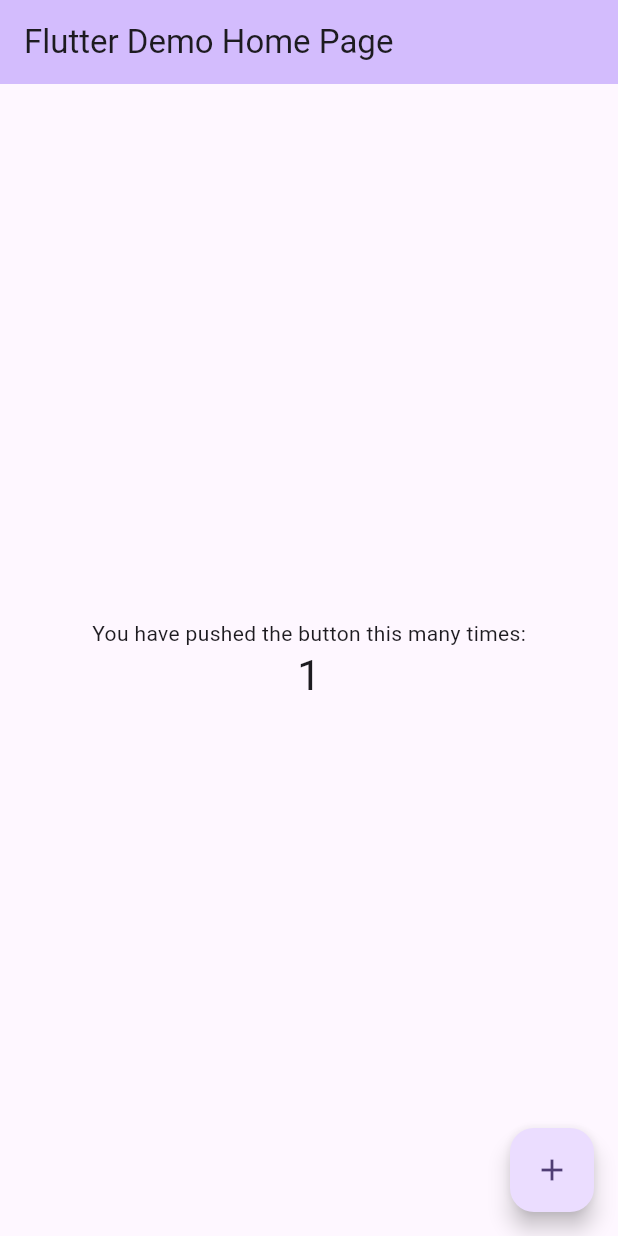
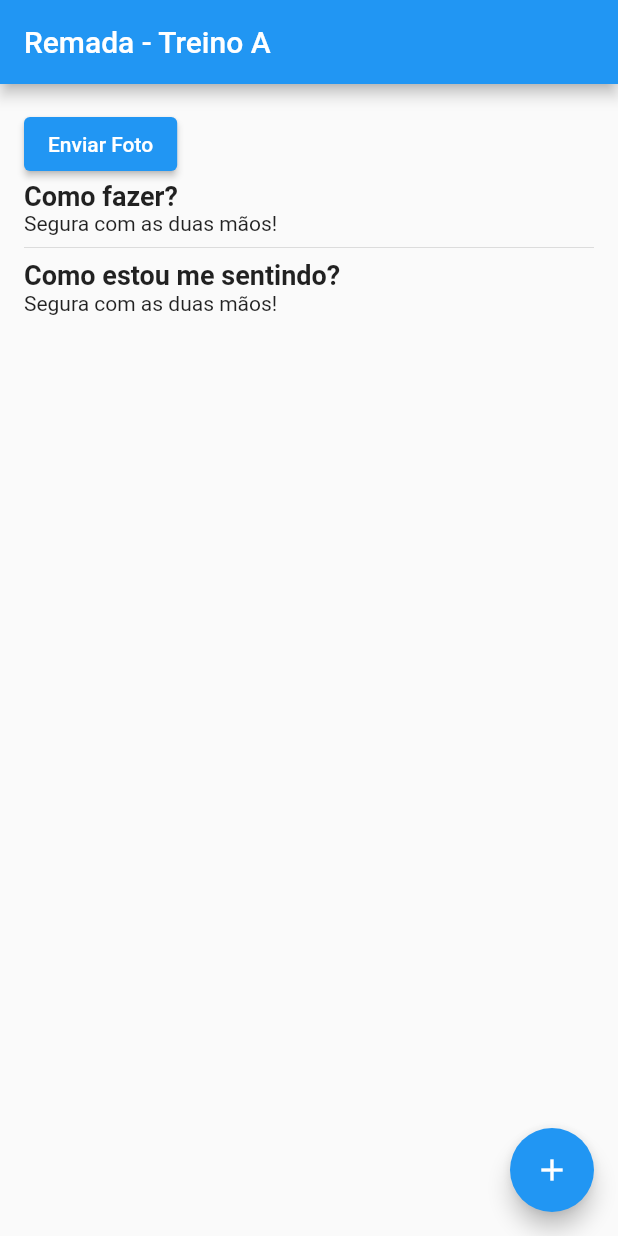
Before and after one commit to HudsonRAlves/meus_exercicios_academia, a Flutter app: the screen it shows after launch, after a tap on the "add" icon, on a phone screen of 412 x 824 dp. Run offline on Flutter 3.47's test engine with Material 2 defaults, Android fonts, the phone set to English and light mode, and no system bars.

Commit message:
:sparkles: feat: Tela Exercicios

```diff
--- a/lib/main.dart
+++ b/lib/main.dart
@@ -1,4 +1,5 @@
 import 'package:flutter/material.dart';
+import 'package:meus_exercicios_academia/telas/exercicio_tela.dart';
 
 void main() {
   runApp(const MyApp());
@@ -9,61 +10,8 @@ class MyApp extends StatelessWidget {
 
   @override
   Widget build(BuildContext context) {
-    return MaterialApp(
-      title: 'Flutter Demo',
-      theme: ThemeData(
-        colorScheme: ColorScheme.fromSeed(seedColor: Colors.deepPurple),
-        useMaterial3: true,
-      ),
-      home: const MyHomePage(title: 'Flutter Demo Home Page'),
+    return const MaterialApp(
+      home: ExercicioTela(),
     );
   }
 }
-
-class MyHomePage extends StatefulWidget {
-  const MyHomePage({super.key, required this.title});
-
-  final String title;
-
-  @override
-  State<MyHomePage> createState() => _MyHomePageState();
-}
-
-class _MyHomePageState extends State<MyHomePage> {
-  int _counter = 0;
-
-  void _incrementCounter() {
-    setState(() {
-      _counter++;
-    });
-  }
-
-  @override
-  Widget build(BuildContext context) {
-    return Scaffold(
-      appBar: AppBar(
-        backgroundColor: Theme.of(context).colorScheme.inversePrimary,
-        title: Text(widget.title),
-      ),
-      body: Center(
-        child: Column(
-          mainAxisAlignment: MainAxisAlignment.center,
-          children: <Widget>[
-            const Text(
-              'You have pushed the button this many times:',
-            ),
-            Text(
-              '$_counter',
-              style: Theme.of(context).textTheme.headlineMedium,
-            ),
-          ],
-        ),
-      ),
-      floatingActionButton: FloatingActionButton(
-        onPressed: _incrementCounter,
-        tooltip: 'Increment',
-        child: const Icon(Icons.add),
-      ),
-    );
-  }
-}
--- /dev/null
+++ b/lib/telas/exercicio_tela.dart
@@ -0,0 +1,47 @@
+import 'package:flutter/material.dart';
+
+class ExercicioTela extends StatelessWidget {
+  const ExercicioTela({super.key});
+
+  @override
+  Widget build(BuildContext context) {
+    return Scaffold(
+      appBar: AppBar(title: const Text("Remada - Treino A")),
+      floatingActionButton: FloatingActionButton(
+        onPressed: () {
+          print('Foi Clicado');
+        },
+        child: Icon(Icons.add),
+      ),
+      body: Padding(
+        padding: const EdgeInsets.all(16.0),
+        child: Column(
+          crossAxisAlignment: CrossAxisAlignment.start,
+          children: [
+            ElevatedButton(
+              onPressed: () {},
+              child: const Text("Enviar Foto"),
+            ),
+            const Text(
+              'Como fazer?',
+              style: TextStyle(
+                fontWeight: FontWeight.bold,
+                fontSize: 18,
+              ),
+            ),
+            const Text('Segura com as duas mãos!'),
+            Divider(),
+            const Text(
+              'Como estou me sentindo?',
+              style: TextStyle(
+                fontWeight: FontWeight.bold,
+                fontSize: 18,
+              ),
+            ),
+            const Text('Segura com as duas mãos!'),
+          ],
+        ),
+      ),
+    );
+  }
+}
```
Also changed, not shown: 3 other files.
